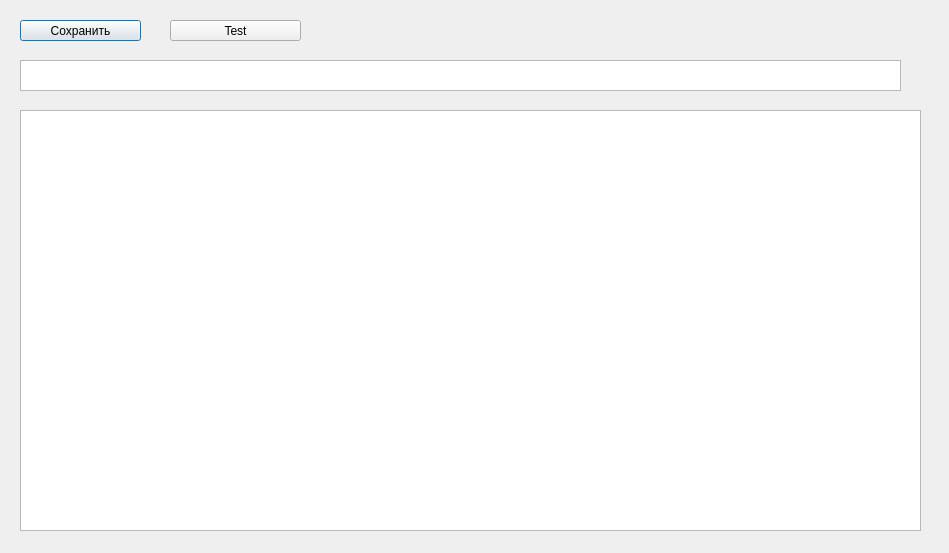
Above: 004_CHMV/QTLearning/CW01/dayeditdialog.ui from leaptop/repos2 before the change. Below: the same form after it.
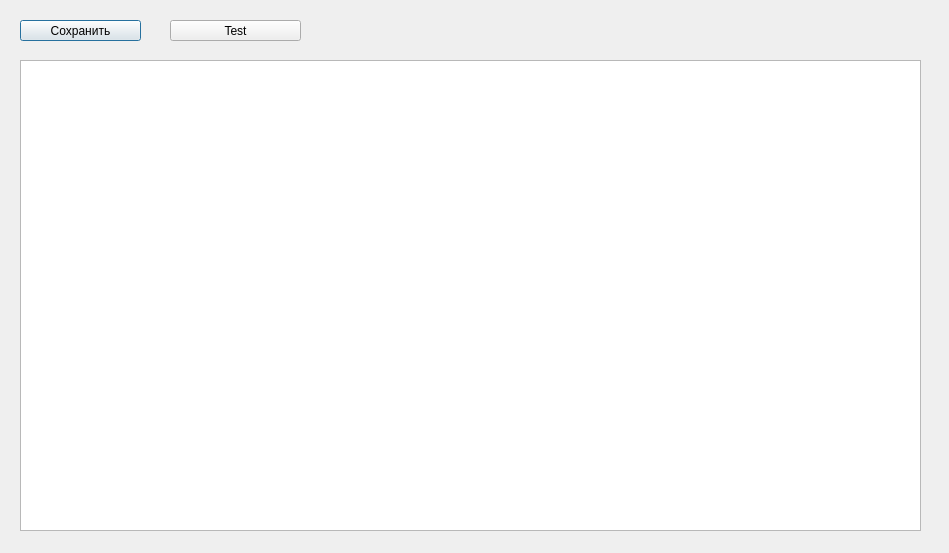
That is the form after the change.

Patch:
```diff
--- a/004_CHMV/QTLearning/CW01/dayeditdialog.ui
+++ b/004_CHMV/QTLearning/CW01/dayeditdialog.ui
@@ -17,19 +17,9 @@
    <property name="geometry">
     <rect>
      <x>20</x>
-     <y>110</y>
-     <width>901</width>
-     <height>421</height>
-    </rect>
-   </property>
-  </widget>
-  <widget class="QTableView" name="tableView">
-   <property name="geometry">
-    <rect>
-     <x>20</x>
      <y>60</y>
-     <width>881</width>
-     <height>31</height>
+     <width>901</width>
+     <height>471</height>
     </rect>
    </property>
   </widget>
```
